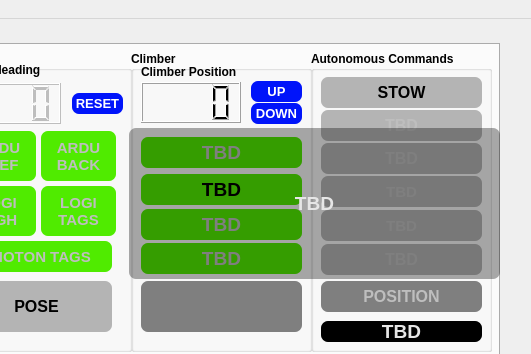
aesatchien/FRC2429_2025, file gui/layout_2025.ui: the form before one commit; both pictures show x 951 to 1482 and y 0 to 354 of the 1482 by 724 pixel window.
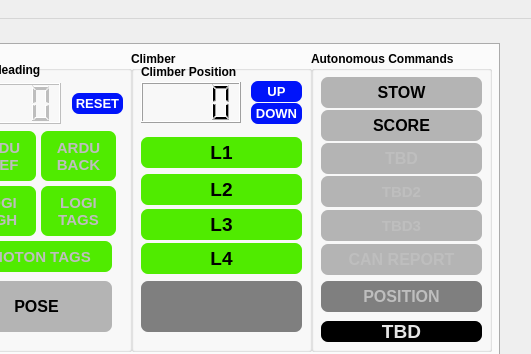
The form after the commit. Icons and pictures are not drawn. Custom widgets are drawn as their Qt base class.

Diff of the .ui file:
```diff
--- a/gui/layout_2025.ui
+++ b/gui/layout_2025.ui
@@ -67,9 +67,9 @@
       <property name="title">
        <string>Climber</string>
       </property>
-      <widget class="QLabel" name="qlabel_shooter_indicator">
+      <widget class="QLabel2" name="qlabel_l2_indicator">
        <property name="enabled">
-        <bool>false</bool>
+        <bool>true</bool>
        </property>
        <property name="geometry">
         <rect>
@@ -93,7 +93,7 @@
 color:rgb(0, 0, 0);</string>
        </property>
        <property name="text">
-        <string>TBD</string>
+        <string>L2</string>
        </property>
        <property name="textFormat">
         <enum>Qt::AutoText</enum>
@@ -104,7 +104,7 @@
       </widget>
       <widget class="QLabel2" name="qlabel_shoot_cycle_indicator">
        <property name="enabled">
-        <bool>false</bool>
+        <bool>true</bool>
        </property>
        <property name="geometry">
         <rect>
@@ -127,7 +127,7 @@
 background-color:rgb(80, 235, 0);</string>
        </property>
        <property name="text">
-        <string>TBD</string>
+        <string>L1</string>
        </property>
        <property name="textFormat">
         <enum>Qt::AutoText</enum>
@@ -138,7 +138,7 @@
       </widget>
       <widget class="QLabel2" name="qlabel_indexer_indicator">
        <property name="enabled">
-        <bool>false</bool>
+        <bool>true</bool>
        </property>
        <property name="geometry">
         <rect>
@@ -161,7 +161,7 @@
 background-color:rgb(80, 235, 0);</string>
        </property>
        <property name="text">
-        <string>TBD</string>
+        <string>L3</string>
        </property>
        <property name="textFormat">
         <enum>Qt::AutoText</enum>
@@ -271,7 +271,7 @@
       </widget>
       <widget class="QLabel2" name="qlabel_intake_indicator">
        <property name="enabled">
-        <bool>false</bool>
+        <bool>true</bool>
        </property>
        <property name="geometry">
         <rect>
@@ -294,7 +294,7 @@
 background-color:rgb(80, 235, 0);</string>
        </property>
        <property name="text">
-        <string>TBD</string>
+        <string>L4</string>
        </property>
        <property name="textFormat">
         <enum>Qt::AutoText</enum>
@@ -1101,7 +1101,7 @@
       <property name="title">
        <string>Autonomous Commands</string>
       </property>
-      <widget class="QLabel2" name="qlabel_reset_gyro_from_pose_indicator">
+      <widget class="QLabel2" name="qlabel_can_report_indicator">
        <property name="enabled">
         <bool>false</bool>
        </property>
@@ -1125,7 +1125,7 @@
 background-color:rgb(180,180,180);</string>
        </property>
        <property name="text">
-        <string>TBD</string>
+        <string>CAN REPORT</string>
        </property>
        <property name="textFormat">
         <enum>Qt::AutoText</enum>
@@ -1136,7 +1136,7 @@
       </widget>
       <widget class="QLabel2" name="qlabel_drive_to_speaker_indicator">
        <property name="enabled">
-        <bool>false</bool>
+        <bool>true</bool>
        </property>
        <property name="geometry">
         <rect>
@@ -1158,7 +1158,7 @@
 background-color:rgb(180,180,180);</string>
        </property>
        <property name="text">
-        <string>TBD</string>
+        <string>SCORE</string>
        </property>
        <property name="textFormat">
         <enum>Qt::AutoText</enum>
@@ -1258,7 +1258,7 @@
 background-color:rgb(180,180,180);</string>
        </property>
        <property name="text">
-        <string>TBD</string>
+        <string>TBD3</string>
        </property>
        <property name="textFormat">
         <enum>Qt::AutoText</enum>
@@ -1267,7 +1267,7 @@
         <set>Qt::AlignCenter</set>
        </property>
       </widget>
-      <widget class="QLabel2" name="qlabel_can_report_indicator">
+      <widget class="QLabel2" name="qlabel_TBD2_indicator">
        <property name="enabled">
         <bool>false</bool>
        </property>
@@ -1293,7 +1293,7 @@
 background-color:rgb(180,180,180);</string>
        </property>
        <property name="text">
-        <string>TBD</string>
+        <string>TBD2</string>
        </property>
        <property name="textFormat">
         <enum>Qt::AutoText</enum>
@@ -2229,41 +2229,6 @@
      <set>Qt::AlignCenter</set>
     </property>
    </widget>
-   <widget class="QLabel" name="qlabel_TBD">
-    <property name="enabled">
-     <bool>true</bool>
-    </property>
-    <property name="geometry">
-     <rect>
-      <x>1080</x>
-      <y>109</y>
-      <width>371</width>
-      <height>151</height>
-     </rect>
-    </property>
-    <property name="font">
-     <font>
-      <family>MS Shell Dlg 2</family>
-      <pointsize>14</pointsize>
-      <bold>true</bold>
-     </font>
-    </property>
-    <property name="styleSheet">
-     <string notr="true">border: 7px;
-border-radius: 7px;
-background-color:rgba(0, 0, 0,85);
-color:rgb(230,230,230);</string>
-    </property>
-    <property name="text">
-     <string>TBD</string>
-    </property>
-    <property name="textFormat">
-     <enum>Qt::AutoText</enum>
-    </property>
-    <property name="alignment">
-     <set>Qt::AlignCenter</set>
-    </property>
-   </widget>
    <zorder>tabWidget</zorder>
    <zorder>qt_text_status</zorder>
    <zorder>tabWidget_2</zorder>
```
Left out of the diff: 13 changed lines with no effect on the pictures.
